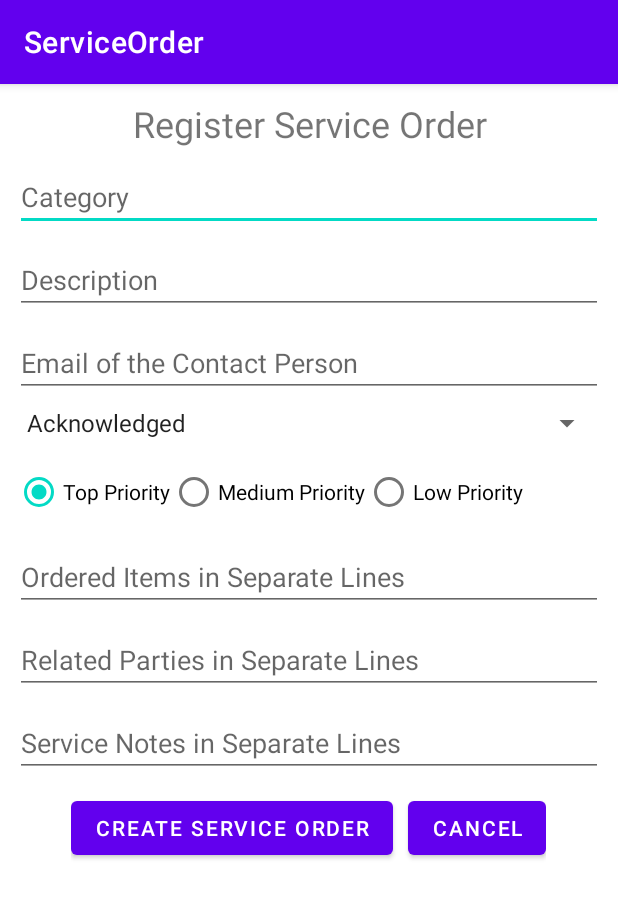
After one commit to KanyJoz/serviceorder, an Android app: the CreationActivity screen opened directly, with no data from a screen before it, on a phone screen of 412 x 824 dp. The commit adds this screen. Shown: the top 898 px of the screen. Run offline under Robolectric (Android 15) with nearby library versions, the phone set to English and light mode, and no system bars.

Commit message:
creation basics

```diff
--- a/app/build.gradle
+++ b/app/build.gradle
@@ -34,6 +34,8 @@ dependencies {
     implementation 'androidx.appcompat:appcompat:1.2.0'
     implementation 'com.google.android.material:material:1.3.0'
     implementation 'androidx.constraintlayout:constraintlayout:2.0.4'
+    implementation 'androidx.navigation:navigation-fragment:2.3.4'
+    implementation 'androidx.navigation:navigation-ui:2.3.4'
     testImplementation 'junit:junit:4.+'
     androidTestImplementation 'androidx.test.ext:junit:1.1.2'
     androidTestImplementation 'androidx.test.espresso:espresso-core:3.3.0'
--- a/app/src/main/AndroidManifest.xml
+++ b/app/src/main/AndroidManifest.xml
@@ -9,6 +9,7 @@
         android:roundIcon="@mipmap/ic_launcher_round"
         android:supportsRtl="true"
         android:theme="@style/Theme.ServiceOrder">
+        <activity android:name=".CreationActivity"></activity>
         <activity android:name=".MainActivity">
             <intent-filter>
                 <action android:name="android.intent.action.MAIN" />
--- /dev/null
+++ b/app/src/main/java/com/kanyojozsef96/serviceorder/CreationActivity.java
@@ -0,0 +1,115 @@
+package com.kanyojozsef96.serviceorder;
+
+import androidx.appcompat.app.AppCompatActivity;
+
+import android.os.Bundle;
+import android.util.Log;
+import android.view.View;
+import android.widget.AdapterView;
+import android.widget.ArrayAdapter;
+import android.widget.EditText;
+import android.widget.RadioButton;
+import android.widget.RadioGroup;
+import android.widget.Spinner;
+
+import java.text.SimpleDateFormat;
+import java.util.Arrays;
+import java.util.Calendar;
+import java.util.Date;
+import java.util.Locale;
+
+public class CreationActivity extends AppCompatActivity implements AdapterView.OnItemSelectedListener {
+    private static final String LOG_TAG = CreationActivity.class.getName();
+
+    private EditText category;
+    private EditText description;
+    private EditText contactEmail;
+    private Spinner stateSpinner;
+    private RadioGroup priorityGroup;
+    private EditText itemList;
+    private EditText partyList;
+    private EditText noteList;
+
+    @Override
+    protected void onCreate(Bundle savedInstanceState) {
+        super.onCreate(savedInstanceState);
+        setContentView(R.layout.activity_creation);
+
+        // UI
+        category = findViewById(R.id.createCategory);
+        description = findViewById(R.id.createDescription);
+        contactEmail = findViewById(R.id.createContactEmail);
+        stateSpinner = findViewById(R.id.createStateSpinner);
+        priorityGroup = findViewById(R.id.createPriorityRadio);
+        itemList = findViewById(R.id.createOrderItemList);
+        partyList = findViewById(R.id.createOrderPartyList);
+        noteList = findViewById(R.id.createServiceNotesList);
+        priorityGroup.check(R.id.createPriorityTop);
+
+        stateSpinner.setOnItemSelectedListener(this);
+        ArrayAdapter<CharSequence> adapter = ArrayAdapter.createFromResource(this,
+                R.array.state_labels, android.R.layout.simple_spinner_item);
+        adapter.setDropDownViewResource(android.R.layout.simple_spinner_dropdown_item);
+        stateSpinner.setAdapter(adapter);
+    }
+
+
+
+    public void createServiceOrder(View view) {
+        String cat = category.getText().toString();
+        String desc = description.getText().toString();
+        String contact = contactEmail.getText().toString();
+        String stateType = stateSpinner.getSelectedItem().toString();
+
+        int priorityTypeId = priorityGroup.getCheckedRadioButtonId();
+        View radioButton = priorityGroup.findViewById(priorityTypeId);
+        int id = priorityGroup.indexOfChild(radioButton);
+        String priorityType =  ((RadioButton)priorityGroup.getChildAt(id)).getText().toString();
+
+        String items = itemList.getText().toString();
+        String parties = partyList.getText().toString();
+        String notes = noteList.getText().toString();
+
+        Log.i(LOG_TAG, "DATA");
+
+        Log.i(LOG_TAG, cat);
+        Log.i(LOG_TAG, desc);
+        Log.i(LOG_TAG, contact);
+        Log.i(LOG_TAG, stateType);
+
+        Log.i(LOG_TAG, priorityType);
+
+        Log.i(LOG_TAG, Arrays.toString(items.split("\n"))); // Arrays.asList()
+        Log.i(LOG_TAG, parties);
+        Log.i(LOG_TAG, notes);
+
+
+        Calendar calendar = Calendar.getInstance();
+        Date c = calendar.getTime();
+        SimpleDateFormat df = new SimpleDateFormat("yyyy-MM-dd", Locale.getDefault());
+        String formattedDate = df.format(c);
+        Log.i(LOG_TAG, formattedDate);
+
+        calendar.add(Calendar.DAY_OF_MONTH, 7);
+        Date c2 = calendar.getTime();
+        SimpleDateFormat df2 = new SimpleDateFormat("yyyy-MM-dd", Locale.getDefault());
+        String formattedDate2 = df.format(c2);
+        Log.i(LOG_TAG, formattedDate2);
+    }
+
+    public void cancelServiceOrder(View view) {
+        finish();
+    }
+
+
+
+    @Override
+    public void onItemSelected(AdapterView<?> parent, View view, int position, long id) {
+        String selectedItem = parent.getItemAtPosition(position).toString();
+        Log.i(LOG_TAG, selectedItem);
+    }
+
+    @Override
+    public void onNothingSelected(AdapterView<?> parent) {
+    }
+}
--- a/app/src/main/java/com/kanyojozsef96/serviceorder/ServiceOrder.java
+++ b/app/src/main/java/com/kanyojozsef96/serviceorder/ServiceOrder.java
@@ -6,14 +6,15 @@ public class ServiceOrder {
     private String id;
     private String category;
     private String description;
+    private String contact;
     private String state;
     private String priority;
-    private String contact;
 
     private List<String> items;
     private List<String> parties;
     private List<String> notes;
 
+    // Auto-fill
     private String orderDate;
     private String expectedDate;
 
--- /dev/null
+++ b/app/src/main/res/layout/activity_creation.xml
@@ -0,0 +1,169 @@
+<?xml version="1.0" encoding="utf-8"?>
+<RelativeLayout
+    xmlns:android="http://schemas.android.com/apk/res/android"
+    xmlns:tools="http://schemas.android.com/tools"
+    android:layout_width="match_parent"
+    android:layout_height="wrap_content"
+    tools:context=".CreationActivity">
+
+    <TextView
+        android:id="@+id/createWelcomeMsg"
+        android:layout_width="match_parent"
+        android:layout_height="wrap_content"
+        android:layout_marginTop="10dp"
+        android:text="@string/create_welcome_msg"
+        android:textSize="24sp"
+        android:layout_alignParentStart="true"
+        android:layout_alignParentEnd="true"
+        android:textAlignment="center"/>
+
+    <EditText
+        android:id="@+id/createCategory"
+        android:layout_width="match_parent"
+        android:layout_height="wrap_content"
+        android:layout_marginTop="10dp"
+        android:layout_marginLeft="10dp"
+        android:layout_marginRight="10dp"
+        android:ems="10"
+        android:hint="@string/create_category_hint"
+        android:inputType="text"
+        android:layout_alignParentStart="true"
+        android:layout_alignParentEnd="true"
+        android:layout_below="@id/createWelcomeMsg"/>
+
+    <EditText
+        android:id="@+id/createDescription"
+        android:layout_width="match_parent"
+        android:layout_height="wrap_content"
+        android:layout_marginTop="10dp"
+        android:layout_marginLeft="10dp"
+        android:layout_marginRight="10dp"
+        android:ems="10"
+        android:hint="@string/create_description_hint"
+        android:inputType="text"
+        android:layout_alignParentStart="true"
+        android:layout_alignParentEnd="true"
+        android:layout_below="@id/createCategory"/>
+
+    <EditText
+        android:id="@+id/createContactEmail"
+        android:layout_width="match_parent"
+        android:layout_height="wrap_content"
+        android:layout_marginTop="10dp"
+        android:layout_marginLeft="10dp"
+        android:layout_marginRight="10dp"
+        android:ems="10"
+        android:hint="@string/create_contact_hint"
+        android:inputType="textEmailAddress"
+        android:layout_alignParentStart="true"
+        android:layout_alignParentEnd="true"
+        android:layout_below="@id/createDescription"/>
+
+    <Spinner
+        android:id="@+id/createStateSpinner"
+        android:layout_width="match_parent"
+        android:layout_height="wrap_content"
+        android:layout_marginLeft="10dp"
+        android:layout_marginTop="5dp"
+        android:layout_marginRight="10dp"
+        android:layout_below="@id/createContactEmail"/>
+
+    <RadioGroup
+        android:id="@+id/createPriorityRadio"
+        android:layout_width="match_parent"
+        android:layout_height="wrap_content"
+        android:layout_marginTop="10dp"
+        android:layout_marginLeft="10dp"
+        android:layout_marginRight="10dp"
+        android:orientation="horizontal"
+        android:layout_below="@id/createStateSpinner">
+
+        <RadioButton
+            android:id="@+id/createPriorityTop"
+            android:layout_width="wrap_content"
+            android:layout_height="wrap_content"
+            android:text="@string/create_top_priority"/>
+
+        <RadioButton
+            android:id="@+id/createPriorityMedium"
+            android:layout_width="wrap_content"
+            android:layout_height="wrap_content"
+            android:text="@string/create_medium_priority"/>
+
+        <RadioButton
+            android:id="@+id/createPriorityLow"
+            android:layout_width="wrap_content"
+            android:layout_height="wrap_content"
+            android:text="@string/create_low_priority"/>
+    </RadioGroup>
+
+    <EditText
+        android:id="@+id/createOrderItemList"
+        android:layout_width="match_parent"
+        android:layout_height="wrap_content"
+        android:layout_marginTop="10dp"
+        android:layout_marginLeft="10dp"
+        android:layout_marginRight="10dp"
+        android:ems="10"
+        android:maxLines="3"
+        android:hint="@string/create_order_items_list"
+        android:inputType="textMultiLine|text"
+        android:layout_alignParentStart="true"
+        android:layout_alignParentEnd="true"
+        android:layout_below="@id/createPriorityRadio"/>
+
+    <EditText
+        android:id="@+id/createOrderPartyList"
+        android:layout_width="match_parent"
+        android:layout_height="wrap_content"
+        android:layout_marginTop="10dp"
+        android:layout_marginLeft="10dp"
+        android:layout_marginRight="10dp"
+        android:ems="10"
+        android:maxLines="3"
+        android:hint="@string/create_related_parties_list"
+        android:inputType="textMultiLine|text"
+        android:layout_alignParentStart="true"
+        android:layout_alignParentEnd="true"
+        android:layout_below="@id/createOrderItemList"/>
+
+    <EditText
+        android:id="@+id/createServiceNotesList"
+        android:layout_width="match_parent"
+        android:layout_height="wrap_content"
+        android:layout_marginTop="10dp"
+        android:layout_marginLeft="10dp"
+        android:layout_marginRight="10dp"
+        android:ems="10"
+        android:maxLines="3"
+        android:hint="@string/create_service_notes_list"
+        android:inputType="textMultiLine|text"
+        android:layout_alignParentStart="true"
+        android:layout_alignParentEnd="true"
+        android:layout_below="@id/createOrderPartyList"/>
+
+    <LinearLayout
+        android:layout_width="wrap_content"
+        android:layout_height="wrap_content"
+        android:layout_below="@id/createServiceNotesList"
+        android:layout_centerHorizontal="true"
+        android:layout_marginStart="10dp"
+        android:layout_marginTop="10dp"
+        android:layout_marginEnd="10dp"
+        android:layout_marginBottom="10dp"
+        android:orientation="horizontal">
+
+        <Button
+            android:layout_width="wrap_content"
+            android:layout_height="wrap_content"
+            android:onClick="createServiceOrder"
+            android:text="@string/main_create_service" />
+
+        <Button
+            android:layout_width="wrap_content"
+            android:layout_height="wrap_content"
+            android:layout_marginStart="10dp"
+            android:onClick="cancelServiceOrder"
+            android:text="@string/create_cancel" />
+    </LinearLayout>
+</RelativeLayout>
--- /dev/null
+++ b/app/src/main/res/values/dimens.xml
@@ -0,0 +1,3 @@
+<resources>
+    <dimen name="fab_margin">16dp</dimen>
+</resources>
--- a/app/src/main/res/values/strings.xml
+++ b/app/src/main/res/values/strings.xml
@@ -1,3 +1,37 @@
 <resources>
     <string name="app_name">ServiceOrder</string>
+
+    <string name="main_welcome_msg">Welcome to the Service Order Admin App</string>
+    <string name="main_create_service">Create Service Order</string>
+    <string name="main_list_services">List All Service Orders</string>
+    <string name="main_list_priority_services">List Service Orders by Date/Priority</string>
+    <string name="main_list_5_services">List Top 5 Service Orders</string>
+
+    <string name="title_activity_creation">CreationActivity</string>
+
+    <string name="create_welcome_msg">Register Service Order</string>
+    <string name="create_category_hint">Category</string>
+    <string name="create_description_hint">Description</string>
+    <string name="create_contact_hint">Email of the Contact Person</string>
+    <string name="create_top_priority">Top Priority</string>
+    <string name="create_medium_priority">Medium Priority</string>
+    <string name="create_low_priority">Low Priority</string>
+    <string name="create_order_items_list">Ordered Items in Separate Lines</string>
+    <string name="create_related_parties_list">Related Parties in Separate Lines</string>
+    <string name="create_service_notes_list">Service Notes in Separate Lines</string>
+    <string name="create_cancel">Cancel</string>
+
+    <string-array name="state_labels">
+        <item>Acknowledged</item>
+        <item>Rejected</item>
+        <item>Pending</item>
+        <item>Held</item>
+        <item>In Progress</item>
+        <item>Cancelled</item>
+        <item>Completed</item>
+        <item>Failed</item>
+        <item>Partial</item>
+        <item>Assessing Cancellation</item>
+        <item>Pending Cancellation</item>
+    </string-array>
 </resources>
```
Also changed, not shown: app/src/main/java/com/kanyojozsef96/serviceorder/MainActivity.java (+17 -0 lines), app/src/main/res/layout/activity_main.xml (+64 -5 lines), app/src/main/res/values/themes.xml (+9 -0 lines).
